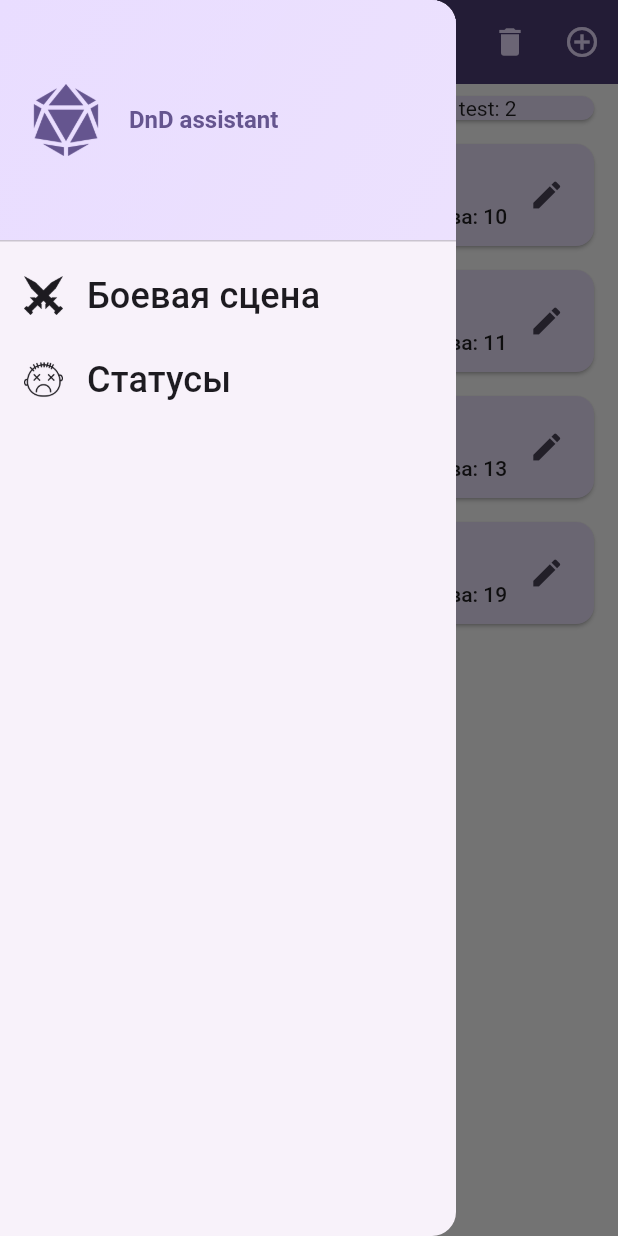
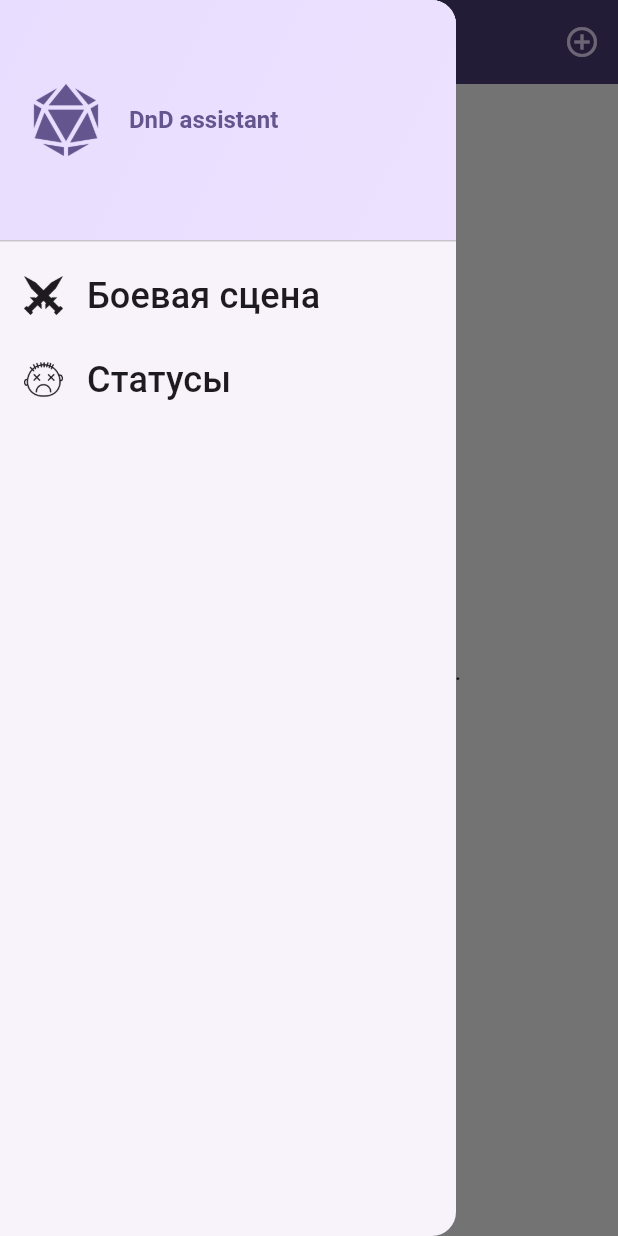
Before and after one commit to Shatey/DnD-5ed-assistant, a Flutter app: the screen it shows after launch, with the side drawer open, on a phone screen of 412 x 824 dp. Run offline on Flutter 3.47's test engine with Material 2 defaults, Android fonts, the light colour scheme and no system bars; our stand-ins replace flutter_riverpod, sqflite; accounts and stored records are empty.

Commit message:
Updated initiative items db

```diff
--- a/lib/models/initiative/initiative_item_model.dart
+++ b/lib/models/initiative/initiative_item_model.dart
@@ -1,20 +1,24 @@
+import 'dart:convert';
+
 class InitiativeItemModel {
   InitiativeItemModel({
     this.id = -1,
     required this.name,
+    this.hasActed = false,
+    this.currentHp = -1,
     required this.maxHp,
     required this.initiative,
     required this.kd,
     required this.monsterId,
     required this.statuses,
-  }) : currentHp = maxHp;
+  });
   int id;
   String name;
   int kd;
   int maxHp;
   int currentHp;
   int initiative;
-  bool hasActed = false;
+  bool hasActed;
   int monsterId;
   Map<String, int> statuses;
 
@@ -32,4 +36,18 @@
       }
     });
   }
+
+  Map<String, dynamic> toMap() {
+    return {
+      'id': id == -1 ? null : id,
+      'name': name,
+      'current_hit_points': currentHp,
+      'max_hit_points': maxHp,
+      'armor_class': kd,
+      'initiative': initiative,
+      'monster_id': monsterId,
+      'has_acted': hasActed ? 1 : 0,
+      'statuses': jsonEncode(statuses),
+    };
+  }
 }
--- a/lib/screens/initiative.dart
+++ b/lib/screens/initiative.dart
@@ -1,63 +1,79 @@
 import 'package:flutter/material.dart';
+import 'package:flutter_riverpod/flutter_riverpod.dart';
+import 'package:initiative_support/services/initiativeDB.dart';
 import 'package:initiative_support/widgets/initiative/initiative_actions/new_initiative_item.dart';
 import 'package:initiative_support/widgets/initiative/initiative_list/initiative_list.dart';
 import 'package:initiative_support/models/initiative/initiative_item_model.dart';
 import 'package:initiative_support/widgets/main_drawer.dart';
 import 'package:initiative_support/screens/statuses_screen.dart';
 
-class Initiative extends StatefulWidget {
+class Initiative extends ConsumerStatefulWidget {
   const Initiative({super.key});
 
   @override
-  State<StatefulWidget> createState() {
+  ConsumerState<Initiative> createState() {
     return _InitiativeState();
   }
 }
 
-class _InitiativeState extends State<Initiative> {
-  final List<InitiativeItemModel> _characters = [
-    InitiativeItemModel(
-      id: 1,
-      monsterId: -1,
-      name: 'name1',
-      maxHp: 11,
-      initiative: 10,
-      kd: 12,
-      statuses: {'Stunned': 1, 'Down': -1, 'test': 2},
-    ),
-    InitiativeItemModel(
-      id: 2,
-      monsterId: -1,
-      name: 'name2',
-      maxHp: 11,
-      initiative: 11,
-      kd: 12,
-      statuses: {},
-    ),
-    InitiativeItemModel(
-      id: 3,
-      monsterId: -1,
-      name: 'name4',
-      maxHp: 11,
-      initiative: 13,
-      kd: 12,
-      statuses: {},
-    ),
-    InitiativeItemModel(
-      id: 4,
-      monsterId: -1,
-      name: 'name3',
-      maxHp: 11,
-      initiative: 19,
-      kd: 12,
-      statuses: {},
-    ),
-  ];
+class _InitiativeState extends ConsumerState<Initiative> {
+  late Future<void> _initiativeItems;
+  List<InitiativeItemModel> _characters = [];
+  // final List<InitiativeItemModel> _characters = [
+  //   InitiativeItemModel(
+  //     id: 1,
+  //     monsterId: -1,
+  //     name: 'name1',
+  //     maxHp: 11,
+  //     initiative: 10,
+  //     kd: 12,
+  //     statuses: {'Stunned': 1, 'Down': -1, 'test': 2},
+  //   ),
+  //   InitiativeItemModel(
+  //     id: 2,
+  //     monsterId: -1,
+  //     name: 'name2',
+  //     maxHp: 11,
+  //     initiative: 11,
+  //     kd: 12,
+  //     statuses: {},
+  //   ),
+  //   InitiativeItemModel(
+  //     id: 3,
+  //     monsterId: -1,
+  //     name: 'name4',
+  //     maxHp: 11,
+  //     hasActed: true,
+  //     initiative: 13,
+  //     kd: 12,
+  //     statuses: {},
+  //   ),
+  //   InitiativeItemModel(
+  //     id: 4,
+  //     monsterId: -1,
+  //     name: 'name3',
+  //     maxHp: 11,
+  //     initiative: 19,
+  //     kd: 12,
+  //     statuses: {},
+  //   ),
+  // ];
   int _round = 1;
+
+  @override
+  void initState() {
+    super.initState();
+    _initiativeItems =
+        ref.read(initiativeProvider.notifier).getInitiativeItems();
+    // for (var item in _characters) {
+    //   ref.read(initiativeProvider.notifier).addInitiativeItem(item);
+    // }
+  }
 
   void _saveNewCharacter(InitiativeItemModel item) {
     setState(() {
-      _characters.add(item);
+      ref.read(initiativeProvider.notifier).addInitiativeItem(item);
+      // _characters.add(item);
       _sortItems();
     });
   }
@@ -161,6 +177,7 @@
 
   @override
   Widget build(BuildContext context) {
+    _characters = ref.watch(initiativeProvider);
     Widget mainContent = _characters.isEmpty
         ? Center(
             child: Center(
--- a/lib/screens/tabs.dart
+++ b/lib/screens/tabs.dart
@@ -1,7 +1,5 @@
 import 'package:flutter/material.dart';
 import 'package:flutter_riverpod/flutter_riverpod.dart';
-import 'package:initiative_support/models/bestiary/monster_details.dart';
-import 'package:initiative_support/services/databaseService.dart';
 import 'package:initiative_support/screens/initiative.dart';
 import 'package:initiative_support/widgets/main_drawer.dart';
 import 'package:initiative_support/screens/statuses_screen.dart';
@@ -64,7 +62,7 @@
     //       description: "descript ion".split(' '),
     //     ));
     // _monstersFuture = ref.read(bestiaryProvider.notifier).getBestiary();
-    ref.read(bestiaryProvider.notifier).clearBestiary();
+    // ref.read(bestiaryProvider.notifier).clearBestiary();
   }
 
   @override
```
Also changed, not shown: lib/services/bestiaryDB.dart (+75 -2 lines), lib/services/databaseService.dart (+35 -96 lines), lib/services/initiativeDB.dart (+87 -0 lines), lib/widgets/initiative/initiative_actions/edit_initiative_item.dart (+12 -3 lines).
